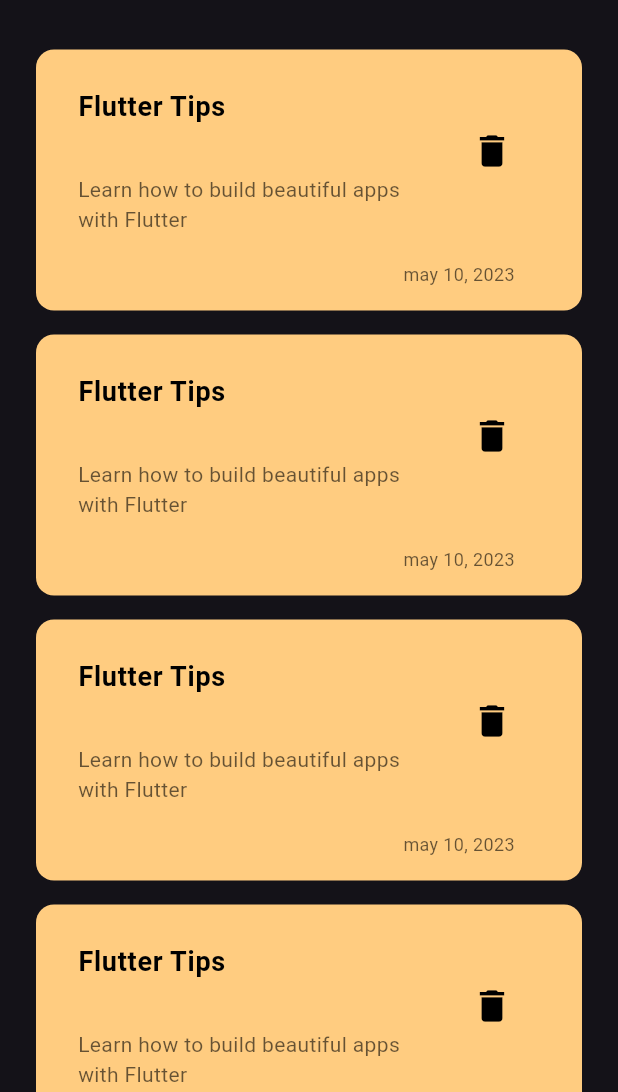
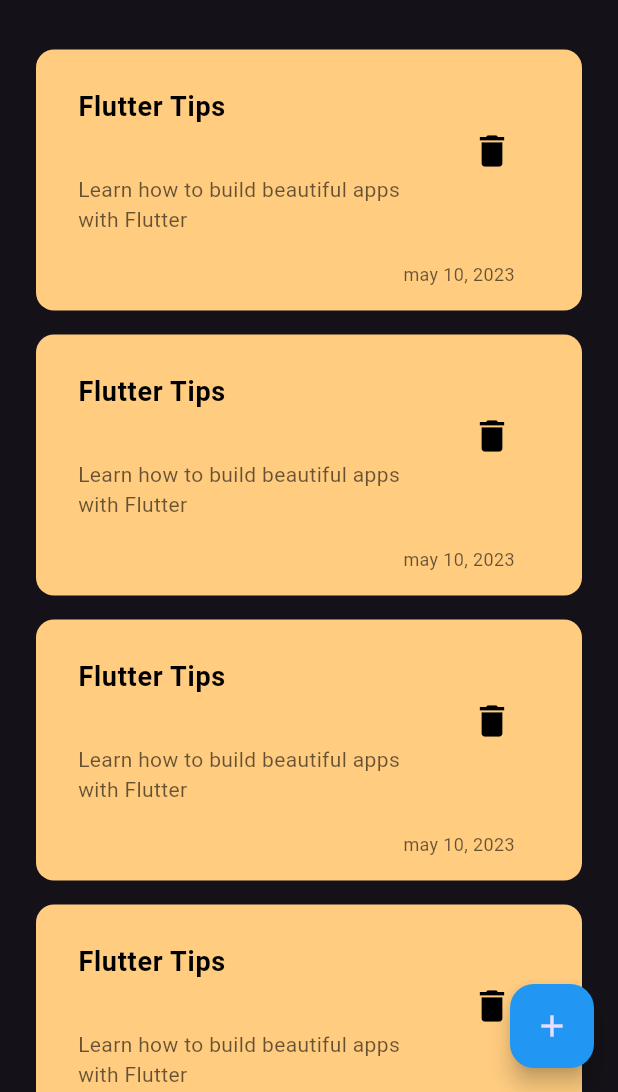
Before and after one commit to mohamedmostafarizk/noteapp_localdatabase, a Flutter app: the screen it shows after launch, on a phone screen of 412 x 824 dp, the part 144-1236 px from its top. Run offline on Flutter 3.47's test engine with Material 3 defaults, Android fonts, the phone set to English and light mode, and no system bars.

Commit message:
create floating action button and create notes view body

```diff
--- /dev/null
+++ b/lib/views/Notesbody.dart
@@ -0,0 +1,24 @@
+// ignore_for_file: file_names
+
+import 'package:flutter/material.dart';
+import 'package:noteapp/views/NotesListview.dart';
+import 'package:noteapp/widgets/CustomAppBar.dart';
+
+class Notesbody extends StatelessWidget {
+  const Notesbody({super.key});
+
+  @override
+  Widget build(BuildContext context) {
+    return Padding(
+      padding: const EdgeInsets.symmetric(horizontal: 24),
+      child: Column(
+        children: [
+          SizedBox(height: 50),
+          CustomAppBar(),
+          SizedBox(height: 25),
+          Expanded(child: NotesListview()),
+        ],
+      ),
+    );
+  }
+}
--- a/lib/views/notesview.dart
+++ b/lib/views/notesview.dart
@@ -1,8 +1,7 @@
-// ignore_for_file: deprecated_member_use
+// ignore_for_file: deprecated_member_use, sort_child_properties_last
 
 import 'package:flutter/material.dart';
-import 'package:noteapp/views/NotesListview.dart';
-import 'package:noteapp/widgets/CustomAppBar.dart';
+import 'package:noteapp/views/Notesbody.dart';
 
 class Notesview extends StatelessWidget {
   const Notesview({super.key});
@@ -10,17 +9,12 @@ class Notesview extends StatelessWidget {
   @override
   Widget build(BuildContext context) {
     return Scaffold(
-      body: Padding(
-        padding: const EdgeInsets.symmetric(horizontal: 24),
-        child: Column(
-          children: [
-            SizedBox(height: 50),
-            CustomAppBar(),
-            SizedBox(height: 25),
-            Expanded(child: NotesListview()),
-          ],
-        ),
+      floatingActionButton: FloatingActionButton(
+        onPressed: () {},
+        child: const Icon(Icons.add),
+        backgroundColor: Colors.blue,
       ),
+      body: Notesbody(),
     );
   }
 }
```
